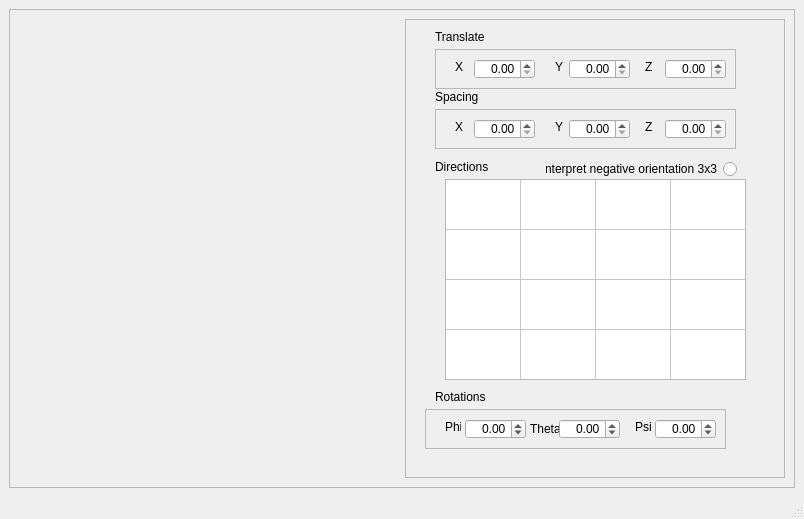
The window that GUI/Renderer/OrientationWidget/Test_ReorientGUI/ReorientGUI.ui (pyushkevich/itksnap) describes before a commit, drawn with Qt 5.
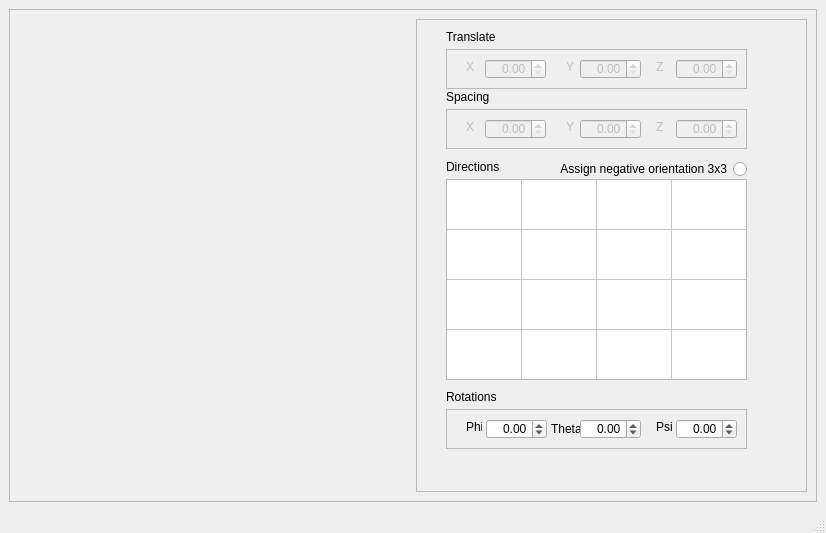
The same window after the commit. Custom widgets are drawn as their Qt base class.

Commit message: Minor bug in ReorientGUI corrected - this dows not influence itksnap at all

```diff
--- a/GUI/Renderer/OrientationWidget/Test_ReorientGUI/ReorientGUI.ui
+++ b/GUI/Renderer/OrientationWidget/Test_ReorientGUI/ReorientGUI.ui
@@ -6,8 +6,8 @@
    <rect>
     <x>0</x>
     <y>0</y>
-    <width>804</width>
-    <height>519</height>
+    <width>826</width>
+    <height>533</height>
    </rect>
   </property>
   <property name="windowTitle">
@@ -77,7 +77,7 @@
          <widget class="QTableWidget" name="m_pTableWidget">
           <property name="geometry">
            <rect>
-            <x>40</x>
+            <x>30</x>
             <y>160</y>
             <width>301</width>
             <height>201</height>
@@ -174,6 +174,9 @@
           </property>
          </widget>
          <widget class="QFrame" name="frame_3">
+          <property name="enabled">
+           <bool>false</bool>
+          </property>
           <property name="geometry">
            <rect>
             <x>30</x>
@@ -277,6 +280,9 @@
           </widget>
          </widget>
          <widget class="QFrame" name="frame_4">
+          <property name="enabled">
+           <bool>false</bool>
+          </property>
           <property name="geometry">
            <rect>
             <x>30</x>
@@ -382,7 +388,7 @@
          <widget class="QFrame" name="frame_5">
           <property name="geometry">
            <rect>
-            <x>20</x>
+            <x>30</x>
             <y>390</y>
             <width>301</width>
             <height>40</height>
@@ -516,9 +522,9 @@
          <widget class="QRadioButton" name="m_pRadioButtonInterpretNegativeOrientation3x3">
           <property name="geometry">
            <rect>
-            <x>141</x>
+            <x>100</x>
             <y>140</y>
-            <width>191</width>
+            <width>231</width>
             <height>20</height>
            </rect>
           </property>
@@ -541,7 +547,7 @@
            <enum>Qt::RightToLeft</enum>
           </property>
           <property name="text">
-           <string>Interpret negative orientation 3x3</string>
+           <string>Assign negative orientation 3x3</string>
           </property>
          </widget>
         </widget>
```
Left out of the diff: 4 changed lines with no effect on the pictures. The commit also changes 1 other file.
